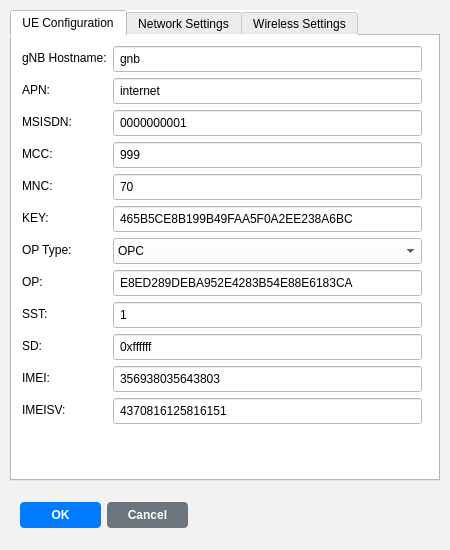
Qt form netflux5g-editor/src/gui/ui/UE_properties.ui (adaptivenetworklab/NetFlux5G) before a commit.
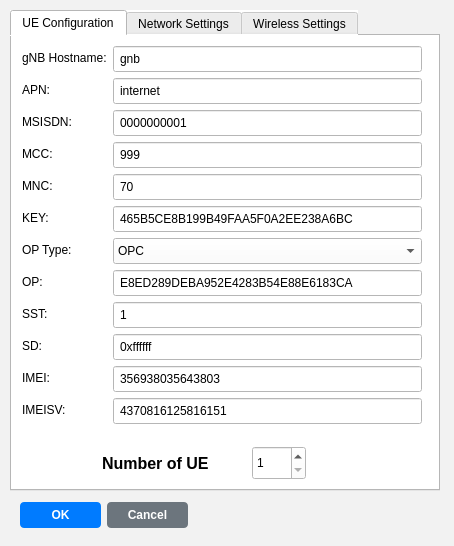
The same form after that commit.

```diff
--- a/netflux5g-editor/src/gui/ui/UE_properties.ui
+++ b/netflux5g-editor/src/gui/ui/UE_properties.ui
@@ -6,8 +6,8 @@
    <rect>
     <x>0</x>
     <y>0</y>
-    <width>450</width>
-    <height>550</height>
+    <width>454</width>
+    <height>546</height>
    </rect>
   </property>
   <property name="windowTitle">
@@ -23,7 +23,7 @@
       <x>10</x>
       <y>10</y>
       <width>430</width>
-      <height>471</height>
+      <height>481</height>
      </rect>
     </property>
     <property name="styleSheet">
@@ -42,7 +42,7 @@
         <x>10</x>
         <y>10</y>
         <width>400</width>
-        <height>416</height>
+        <height>391</height>
        </rect>
       </property>
       <layout class="QFormLayout" name="formLayout_ue">
@@ -259,6 +259,39 @@
        </item>
       </layout>
      </widget>
+     <widget class="QSpinBox" name="UE_NumberOfUE">
+      <property name="geometry">
+       <rect>
+        <x>240</x>
+        <y>410</y>
+        <width>54</width>
+        <height>34</height>
+       </rect>
+      </property>
+      <property name="minimum">
+       <number>1</number>
+      </property>
+     </widget>
+     <widget class="QLabel" name="label">
+      <property name="geometry">
+       <rect>
+        <x>90</x>
+        <y>417</y>
+        <width>131</width>
+        <height>21</height>
+       </rect>
+      </property>
+      <property name="font">
+       <font>
+        <pointsize>12</pointsize>
+        <weight>75</weight>
+        <bold>true</bold>
+       </font>
+      </property>
+      <property name="text">
+       <string>Number of UE</string>
+      </property>
+     </widget>
     </widget>
     <widget class="QWidget" name="tab_network_config">
      <attribute name="title">
```
Left out of the diff: 6 changed lines with no effect on the pictures.
